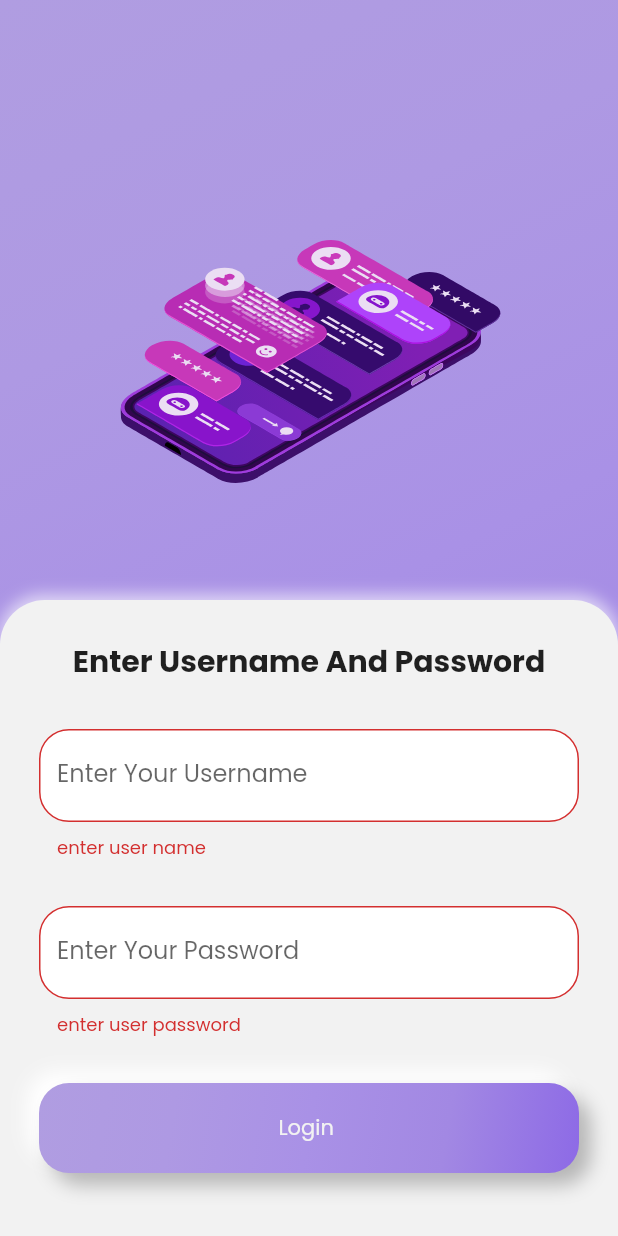
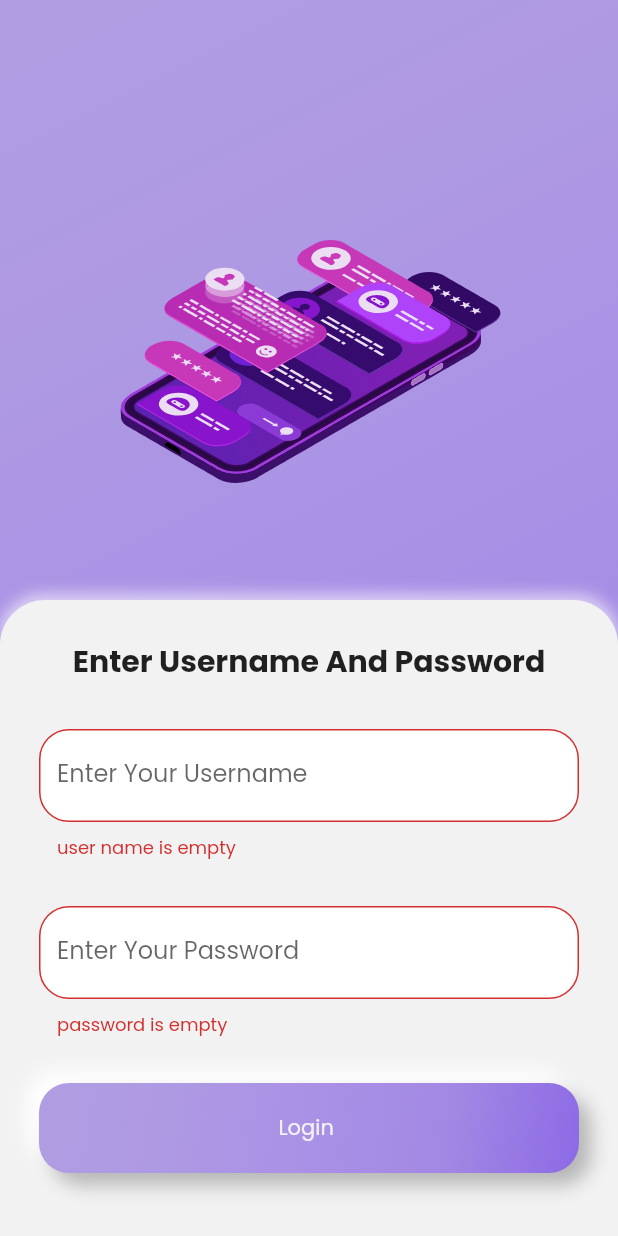
Before and after one commit to aslahmogral/flutter_parse_mt, a Flutter app: the screen it shows after launch, after a tap on "Login", on a phone screen of 412 x 824 dp. Run offline on Flutter 3.47's test engine with Material 2 defaults, Android fonts, the phone set to English and light mode, and no system bars; our stand-ins replace google_fonts, lottie, parse_server_sdk_flutter, percent_indicator, shared_preferences; network calls fail.

Commit message:
added splash screen and internet conncetin permission

```diff
--- a/lib/components/bottom_sheet.dart
+++ b/lib/components/bottom_sheet.dart
@@ -19,8 +19,8 @@ class WBottomSheet extends StatelessWidget {
       ],
       color: WColors.dimWhiteColor,
       borderRadius: BorderRadius.only(
-          topLeft: Radius.circular(Dimens.padding_xxl),
-          topRight: Radius.circular(Dimens.padding_xxl)),
+          topLeft: Radius.circular(Dimens.padding_3xl),
+          topRight: Radius.circular(Dimens.padding_3xl)),
     );
     return Container(
       decoration: decoration,
--- a/lib/main.dart
+++ b/lib/main.dart
@@ -1,11 +1,12 @@
 import 'package:flutter/material.dart';
 import 'package:flutter_parse/provider/auth_provider.dart';
 import 'package:flutter_parse/provider/employee_provider.dart';
-import 'package:flutter_parse/screens/login_screen.dart';
+import 'package:flutter_parse/screens/splashscreen.dart';
 import 'package:flutter_parse/services/service_helper.dart';
 import 'package:google_fonts/google_fonts.dart';
 import 'package:parse_server_sdk_flutter/parse_server_sdk_flutter.dart';
 import 'package:provider/provider.dart';
+import 'package:shared_preferences/shared_preferences.dart';
 
 void main() async {
   WidgetsFlutterBinding.ensureInitialized();
@@ -18,16 +19,16 @@ void main() async {
 }
 
 class MyApp extends StatelessWidget {
+
   @override
   Widget build(BuildContext context) {
     return MultiProvider(
       providers: [
         ChangeNotifierProvider<AuthProvider>(
-          create: (context) =>AuthProvider() ,
+          create: (context) => AuthProvider(),
         ),
-
-         ChangeNotifierProvider<EmployeeProvider>(
-          create: (context) =>EmployeeProvider() ,
+        ChangeNotifierProvider<EmployeeProvider>(
+          create: (context) => EmployeeProvider(),
         )
       ],
       child: MaterialApp(
@@ -38,8 +39,14 @@ class MyApp extends StatelessWidget {
             primary: const Color(0xff9170e2),
           ),
         ),
-        home: LoginScreen(),
+        home: SplashScreen(),
       ),
     );
   }
+
+  Future<bool?> shared() async {
+    SharedPreferences prefs = await SharedPreferences.getInstance();
+    final check = await prefs.getBool('logged');
+    return check;
+  }
 }
--- a/lib/screens/login_screen.dart
+++ b/lib/screens/login_screen.dart
@@ -9,9 +9,6 @@ import 'package:flutter_parse/screens/employee_screen.dart';
 import 'package:flutter_parse/utils/apptheme.dart';
 import 'package:flutter_parse/utils/constants.dart';
 import 'package:flutter_parse/utils/dimens.dart';
-import 'package:flutter_rating_bar/flutter_rating_bar.dart';
-import 'package:http/http.dart';
-import 'package:parse_server_sdk_flutter/parse_server_sdk_flutter.dart';
 import 'package:provider/provider.dart';
 
 class LoginScreen extends StatefulWidget {
@@ -41,12 +38,7 @@ class _LoginScreenState extends State<LoginScreen> {
       child: ValueListenableBuilder(
           valueListenable: isLoadingNotifier,
           builder: (context, bool isLoading, child) {
-            return isLoading
-                ? LoaderBird(
-                    message1: 'plzzz wait.....',
-                    message2: 'Logging.... in....',
-                  )
-                : Scaffold(
+            return Scaffold(
                     backgroundColor: Colors.transparent,
                     resizeToAvoidBottomInset: true,
                     appBar: AppBar(
@@ -72,26 +64,25 @@ class _LoginScreenState extends State<LoginScreen> {
                                     style: FTheme.primaryHeaderStyle,
                                   ),
                                   SizedBox(
-                                    height: Dimens.padding_xxl,
+                                    height: Dimens.padding_3xl,
                                   ),
                                   WTextFormField(
                                     validator: (value) {
                                       if (value!.isEmpty) {
-                                        return 'enter user name';
+                                        return Constants.username_empty;
                                       }
                                       return null;
-
                                     },
                                     textEditingController: _userNameController,
                                     label: Constants.enter_username,
                                   ),
                                   SizedBox(
-                                    height: Dimens.padding_xxl,
+                                    height: Dimens.padding_3xl,
                                   ),
                                   WTextFormField(
                                     validator: (value) {
                                       if (value!.isEmpty) {
-                                        return 'enter user password';
+                                        return Constants.password_empty;
                                       }
                                       return null;
                                     },
@@ -100,9 +91,9 @@ class _LoginScreenState extends State<LoginScreen> {
                                     label: Constants.enter_password,
                                   ),
                                   SizedBox(
-                                    height: Dimens.padding_xxl,
+                                    height: Dimens.padding_3xl,
                                   ),
-                                  FButton(
+                                  isLoading ? CircularProgressIndicator() : FButton(
                                     label: Constants.login,
                                     gradient: true,
                                     onPressed: () =>
--- /dev/null
+++ b/lib/screens/splashscreen.dart
@@ -0,0 +1,53 @@
+import 'dart:async';
+
+import 'package:flutter/material.dart';
+import 'package:flutter_parse/screens/employee_screen.dart';
+import 'package:flutter_parse/screens/login_screen.dart';
+import 'package:flutter_parse/utils/colors.dart';
+import 'package:lottie/lottie.dart';
+import 'package:shared_preferences/shared_preferences.dart';
+
+class SplashScreen extends StatefulWidget {
+  const SplashScreen({super.key});
+
+  @override
+  State<SplashScreen> createState() => _SplashScreenState();
+}
+
+class _SplashScreenState extends State<SplashScreen> {
+  String? user;
+  Future checkLoggedin() async {
+    final SharedPreferences prefs = await SharedPreferences.getInstance();
+    var _user = prefs.getString('logged');
+    setState(() {
+      user = _user;
+    });
+  }
+
+  @override
+  void initState() {
+    checkLoggedin().whenComplete(() async {
+      Timer(
+          Duration(seconds: 3),
+          () => Navigator.pushReplacement(
+              context,
+              MaterialPageRoute(
+                  builder: (context) => user != null
+                      ? EmployeeScreen()
+                      : LoginScreen())));
+    });
+
+    super.initState();
+  }
+
+  @override
+  Widget build(BuildContext context) {
+    return Container(
+        color: WColors.dimWhiteColor,
+        height: MediaQuery.of(context).size.height,
+        width: MediaQuery.of(context).size.width,
+        child: Lottie.asset(
+          'animation/astro.json',
+        ));
+  }
+}
--- a/lib/utils/constants.dart
+++ b/lib/utils/constants.dart
@@ -1,57 +1,28 @@
-class Contents {
-  static const para1 =
-      'Welcome to the app! We are excited to have you join our community and start exploring all the amazing features and benefits that our app has to offer';
-  static const para2 =
-      "Whether you're looking for a new way to stay organized, connect with friends, or simply have fun, our app is the perfect tool to help you achieve your goals. With a user-friendly interface and a wide range of features, we are confident that you will find everything you need to enhance your digital experience.";
-  static const para3 =
-      "As you explore the app, you'll discover a wealth of resources and tools that are designed to help you make the most out of your time here. From intuitive navigation to customizable settings, we have created an environment that is both engaging and empowering.";
-
-  static const para4 =
-      "In addition, our app is constantly evolving, with new updates and features being added regularly. This means that you can look forward to an ever-expanding range of possibilities, as well as the opportunity to share your feedback and ideas with our team.";
-
-  static const para5 =
-      "So go ahead, dive in and start exploring! We are confident that you will love everything that our app has to offer, and we can't wait to see how you use it to achieve your goals and connect with others. Thank you for joining our community, and we wish you all the best on your journey with us.";
-}
-
 class Constants {
   //-------------------------------------
   static const enter_username_and_password = 'Enter Username And Password';
   static const enter_username = 'Enter Your Username ';
+  static const enter_employee_name = 'Enter Employee name ';
   static const enter_password = 'Enter Your Password ';
   static const login = 'Login ';
+  static const pls_wait = 'Please Wait..... ';
+  static const logging_in = 'Logging... in..... ';
+  static const username_empty = 'user name is empty';
+  static const password_empty = 'password is empty';
+  static const employee_empty = 'employee name is empty';
+  static const enter_employee_details = 'Enter Employee Details';
+  static const enter_employee_age = 'Enter Age';
+  static const enter_rating = 'Enter Rating';
+  static const rating_warning = 'Rating should be less than 100';
+  static const add_employee = 'Add Employee';
+  static const employees = 'Employees';
+  static const signing_out = 'Signing Out.....';
+  static const sign_out = 'Sign Out';
+  static const signing_out_warning_msg1 = 'Are You Sure ';
+  static const signing_out_warning_msg2 = 'You Want to Signout';
+  static const loading_data = 'Loading Data....';
+
+
 
   //----------------------------------------
-
-  static const user_key = "user";
-  static const token_key = "token";
-
-  static const enter_verification_code = "Enter Verification Code";
-  static const enter_otp = "Enter OTP";
-  static const sent_otp_to_mobile = "We have sent otp on your number";
-  static const otp_empty_validator = "plz enter code to continue";
-  static const mobile_empty_validator = "Mobile Number is Empty";
-  static const invalid_mobilenumber = "Invalid Mobile Number";
-  static const verify = "Verify";
-  static const retry = "Retry";
-  static const close = "Close";
-  static const enter_number = "Enter Your Mobile Number";
-  static const we_will_send_otp =
-      'We will send you one time \n\t\t\t\t\t\t\t password (OTP)';
-  static const carrier_rate = "*Carrier rates may apply*";
-  static const continuee = "Continue";
-  static const india_code = "+91 India";
-  static const enter_name_email = "Enter Your Name and Email";
-  static const welcome_msg = "Welcome Back";
-  static const enter_details = "Enter your details below";
-  static const enter_name = "Enter Your Name";
-  static const enter_email = "Enter Your Email";
-  static const submit = "Submit";
-  static const cancel = "Cancel";
-  static const exit = "Exit";
-  static const logout = "Logout";
-  // static const close = "Close";
-  // static const close = "Close";
-  // static const close = "Close";
-  // static const close = "Close";
-  // static const close = "Close";
 }
--- a/lib/utils/dimens.dart
+++ b/lib/utils/dimens.dart
@@ -1,9 +1,11 @@
 class Dimens {
+  static const padding_2xs = 4.0;
   static const Padding_small = 12.0;
   static const Padding_xs = 10.0;
   static const Padding_large = 12.0;
   static const padding_xl = 26.0;
-  static const padding_xxl = 30.0;
+  static const padding_2xl = 22.0;
+  static const padding_3xl = 30.0;
   static const padding = 16.0;
 
   //borderRadius
--- a/pubspec.yaml
+++ b/pubspec.yaml
@@ -43,6 +43,7 @@ dependencies:
   google_fonts: ^4.0.4
   flutter_rating_bar: ^4.0.1
   percent_indicator: ^4.2.3
+  shared_preferences: ^2.1.1
 
 dev_dependencies:
   flutter_test:
```
Also changed, not shown: lib/screens/employee_screen.dart (+151 -129 lines), lib/services/auth_services.dart (+17 -0 lines), lib/utils/headers.dart (deleted, +0 -14 lines), pubspec.lock, 1 other file.
